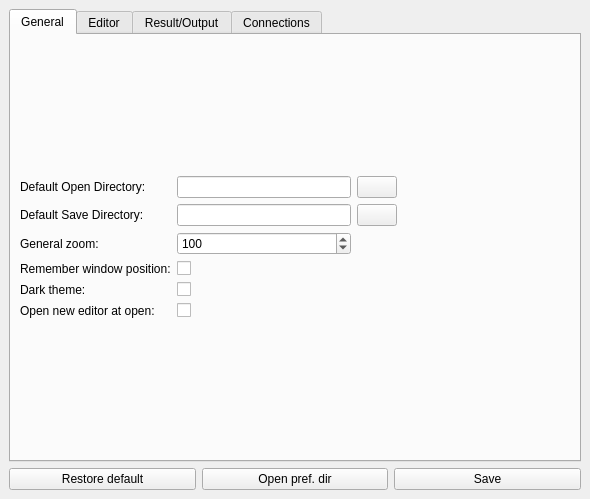
Above: source/qtdesigner/preferences_ui.ui from MValaguz/MSql before the change. Below: the same form after it.
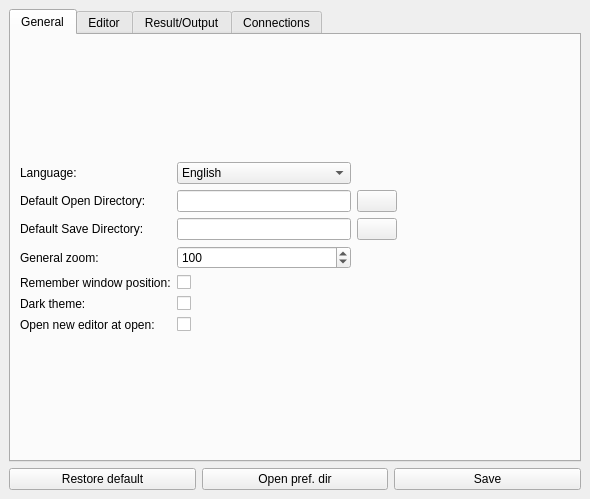
That is the form after the change. Icons and pictures are not drawn.

What changed in the file:
```diff
--- a/source/qtdesigner/preferences_ui.ui
+++ b/source/qtdesigner/preferences_ui.ui
@@ -31,6 +31,13 @@
        <layout class="QGridLayout" name="gridLayout_5">
         <item row="0" column="0">
          <layout class="QGridLayout" name="gridLayout_4">
+          <item row="0" column="0">
+           <widget class="QLabel" name="label_3">
+            <property name="text">
+             <string>Language:</string>
+            </property>
+           </widget>
+          </item>
           <item row="1" column="0">
            <widget class="QLabel" name="label">
             <property name="text">
@@ -41,7 +48,7 @@
             </property>
            </widget>
           </item>
-          <item row="2" column="2">
+          <item row="2" column="3">
            <widget class="QPushButton" name="b_default_save_dir">
             <property name="icon">
              <iconset resource="resource.qrc">
@@ -49,16 +56,26 @@
             </property>
            </widget>
           </item>
-          <item row="1" column="1">
+          <item row="1" column="2">
            <widget class="QLineEdit" name="e_default_open_dir"/>
           </item>
-          <item row="5" column="1">
+          <item row="5" column="2">
            <widget class="QCheckBox" name="e_dark_theme">
             <property name="text">
              <string/>
             </property>
            </widget>
           </item>
+          <item row="2" column="2">
+           <widget class="QLineEdit" name="e_default_save_dir"/>
+          </item>
+          <item row="7" column="0">
+           <widget class="QLabel" name="label_23">
+            <property name="text">
+             <string>Open new editor at open:</string>
+            </property>
+           </widget>
+          </item>
           <item row="5" column="0">
            <widget class="QLabel" name="label_8">
             <property name="text">
@@ -69,20 +86,33 @@
             </property>
            </widget>
           </item>
-          <item row="7" column="1">
+          <item row="7" column="2">
            <widget class="QCheckBox" name="e_open_new_editor"/>
           </item>
-          <item row="2" column="1">
-           <widget class="QLineEdit" name="e_default_save_dir"/>
-          </item>
-          <item row="7" column="0">
-           <widget class="QLabel" name="label_23">
+          <item row="4" column="0">
+           <widget class="QLabel" name="label_10">
             <property name="text">
-             <string>Open new editor at open:</string>
+             <string>Remember window position:</string>
+            </property>
+            <property name="buddy">
+             <cstring>e_remember_window_pos</cstring>
             </property>
            </widget>
           </item>
-          <item row="1" column="2">
+          <item row="1" column="4">
+           <spacer name="horizontalSpacer_3">
+            <property name="orientation">
+             <enum>Qt::Horizontal</enum>
+            </property>
+            <property name="sizeHint" stdset="0">
+             <size>
+              <width>40</width>
+              <height>20</height>
+             </size>
+            </property>
+           </spacer>
+          </item>
+          <item row="1" column="3">
            <widget class="QPushButton" name="b_default_open_dir">
             <property name="icon">
              <iconset resource="resource.qrc">
@@ -90,6 +120,9 @@
             </property>
            </widget>
           </item>
+          <item row="4" column="2">
+           <widget class="QCheckBox" name="e_remember_window_pos"/>
+          </item>
           <item row="2" column="0">
            <widget class="QLabel" name="label_2">
             <property name="text">
@@ -100,32 +133,6 @@
             </property>
            </widget>
           </item>
-          <item row="1" column="3">
-           <spacer name="horizontalSpacer_3">
-            <property name="orientation">
-             <enum>Qt::Horizontal</enum>
-            </property>
-            <property name="sizeHint" stdset="0">
-             <size>
-              <width>40</width>
-              <height>20</height>
-             </size>
-            </property>
-           </spacer>
-          </item>
-          <item row="4" column="0">
-           <widget class="QLabel" name="label_10">
-            <property name="text">
-             <string>Remember window position:</string>
-            </property>
-            <property name="buddy">
-             <cstring>e_remember_window_pos</cstring>
-            </property>
-           </widget>
-          </item>
-          <item row="4" column="1">
-           <widget class="QCheckBox" name="e_remember_window_pos"/>
-          </item>
           <item row="3" column="0">
            <widget class="QLabel" name="label_21">
             <property name="text">
@@ -133,7 +140,7 @@
             </property>
            </widget>
           </item>
-          <item row="3" column="1">
+          <item row="3" column="2">
            <widget class="QSpinBox" name="e_general_zoom">
             <property name="minimum">
              <number>50</number>
@@ -149,6 +156,20 @@
             </property>
            </widget>
           </item>
+          <item row="0" column="2">
+           <widget class="QComboBox" name="e_language">
+            <item>
+             <property name="text">
+              <string notr="true">English</string>
+             </property>
+            </item>
+            <item>
+             <property name="text">
+              <string notr="true">Italian</string>
+             </property>
+            </item>
+           </widget>
+          </item>
          </layout>
         </item>
        </layout>
```
Left out of the diff: 3 changed lines with no effect on the pictures.
